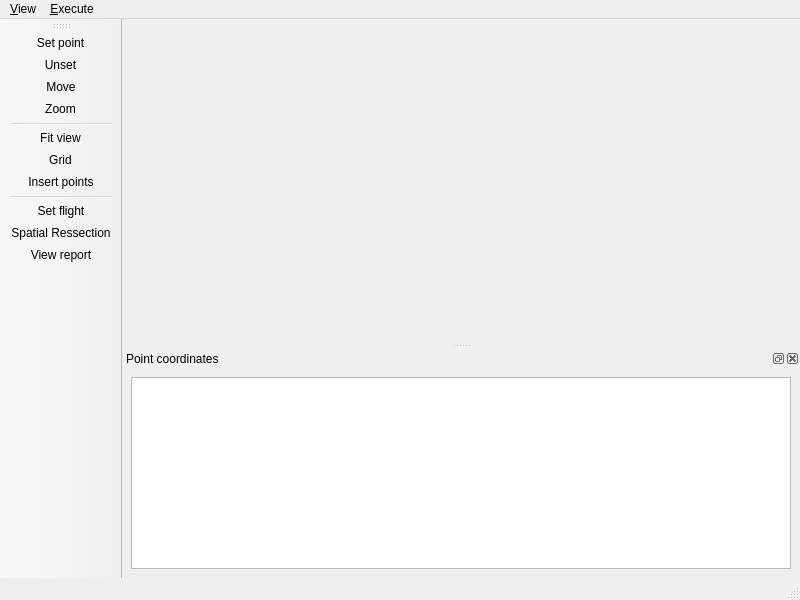
Old version of the form branches/FD2SD/synapses/br.uerj.eng.efoto.app/src/interface/SRForm.ui in the repository e-foto/e-foto.
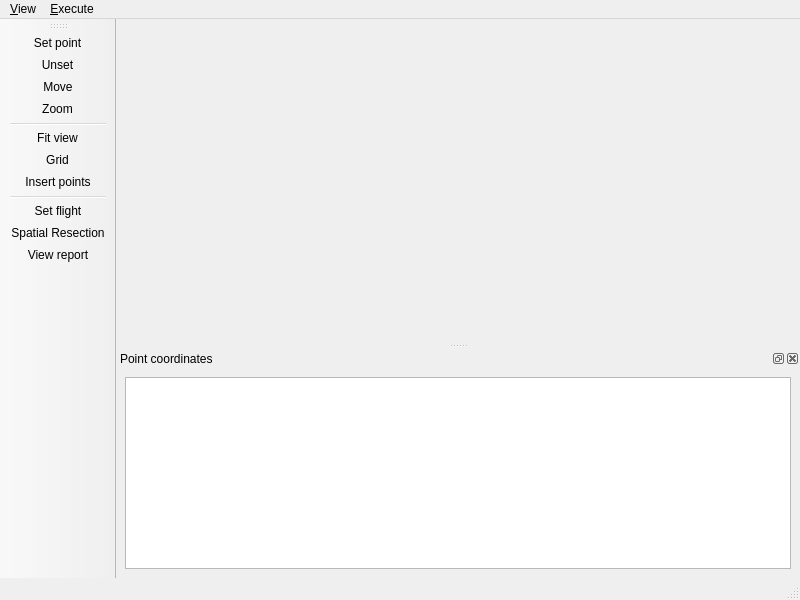
New version of the form. Icons and pictures are not drawn.

The edit to the form file:
```diff
--- a/branches/FD2SD/synapses/br.uerj.eng.efoto.app/src/interface/SRForm.ui
+++ b/branches/FD2SD/synapses/br.uerj.eng.efoto.app/src/interface/SRForm.ui
@@ -203,7 +203,7 @@
     <string>Exterior &amp;orientation</string>
    </property>
    <property name="iconText">
-    <string>Spatial Ressection</string>
+    <string>Spatial Resection</string>
    </property>
    <property name="toolTip">
     <string>&lt;!DOCTYPE HTML PUBLIC &quot;-//W3C//DTD HTML 4.0//EN&quot; &quot;http://www.w3.org/TR/REC-html40/strict.dtd&quot;&gt;
```
Left out of the diff: 6 changed lines with no effect on the pictures.
